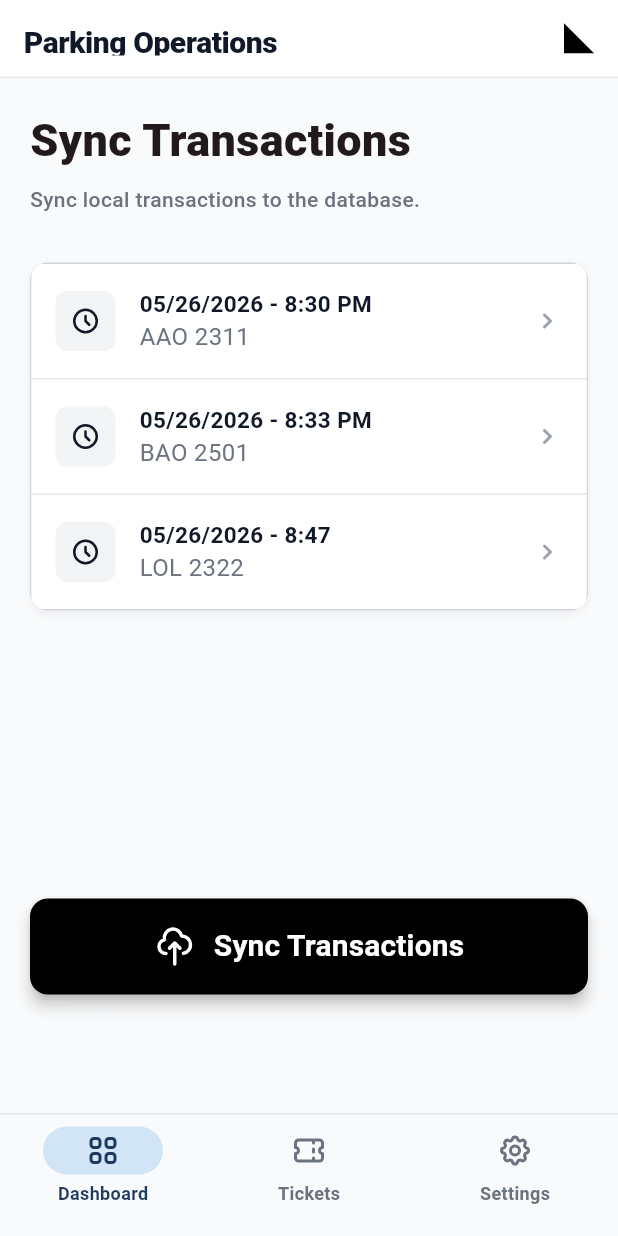
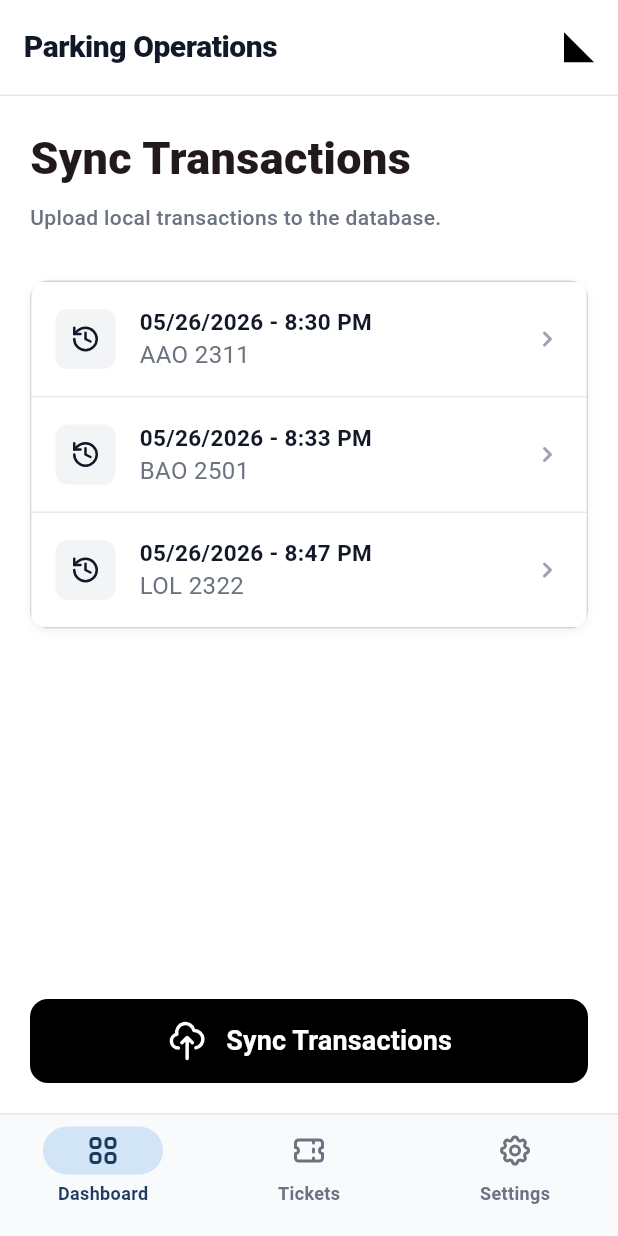
Before and after one commit to ralph-galang/CSSWENG-ExitPass-APS, a Flutter app: the SyncTransactionsScreen screen opened by its route, on a phone screen of 412 x 824 dp. Run offline on Flutter 3.47's test engine with Material 3 defaults, Android fonts, the phone set to English and light mode, and no system bars; our stand-ins replace flutter_svg.

Commit message:
Syncing transaction

```diff
--- a/Front-end/lib/screens/sync_transactions_screen.dart
+++ b/Front-end/lib/screens/sync_transactions_screen.dart
@@ -4,15 +4,18 @@ import '../widgets/app_header.dart';
 import '../widgets/app_icons.dart';
 import '../widgets/bottom_nav_bar.dart';
 import '../widgets/transaction_list_item.dart';
+import '../services/mock_api_service.dart';
 
-class SyncTransactionsScreen extends StatelessWidget {
+class SyncTransactionsScreen extends StatefulWidget {
   const SyncTransactionsScreen({super.key});
 
-  static const _transactions = [
-    {'dateTime': '05/26/2026 - 8:30 PM', 'plate': 'AAO 2311'},
-    {'dateTime': '05/26/2026 - 8:33 PM', 'plate': 'BAO 2501'},
-    {'dateTime': '05/26/2026 - 8:47', 'plate': 'LOL 2322'},
-  ];
+  @override
+  State<SyncTransactionsScreen> createState() => _SyncTransactionsScreenState();
+}
+
+class _SyncTransactionsScreenState extends State<SyncTransactionsScreen> {
+  final _apiService = MockApiService();
+  bool _isSyncing = false;
 
   void _onNavTap(BuildContext context, int index) {
     switch (index) {
@@ -28,10 +31,29 @@ class SyncTransactionsScreen extends StatelessWidget {
     }
   }
 
+  void _handleSync() async {
+    if (_apiService.syncQueue.isEmpty) return;
+
+    setState(() {
+      _isSyncing = true;
+    });
+
+    await _apiService.syncAll();
+
+    if (mounted) {
+      setState(() {
+        _isSyncing = false;
+      });
+    }
+  }
+
   @override
   Widget build(BuildContext context) {
+    final transactions = _apiService.syncQueue;
+    final isEmpty = transactions.isEmpty;
+
     return Scaffold(
-      backgroundColor: AppColors.gray50,
+      backgroundColor: AppColors.white,
       appBar: const AppHeader(triangleSize: 20),
       bottomNavigationBar: AppBottomNavBar(
         currentIndex: 0,
@@ -39,8 +61,14 @@ class SyncTransactionsScreen extends StatelessWidget {
       ),
       body: SafeArea(
         top: false,
+        child: Padding(
+          padding: const EdgeInsets.all(20),
+          child: Column(
+            crossAxisAlignment: CrossAxisAlignment.stretch,
+            children: [
+              // Scrollable Top Content
+              Expanded(
                 child: SingleChildScrollView(
-          padding: const EdgeInsets.all(20),
                   child: Column(
                     crossAxisAlignment: CrossAxisAlignment.stretch,
                     children: [
@@ -50,11 +78,35 @@ class SyncTransactionsScreen extends StatelessWidget {
                       ),
                       const SizedBox(height: 8),
                       const Text(
-                'Sync local transactions to the database.',
+                        'Upload local transactions to the database.',
                         style: TextStyle(color: AppColors.gray500, fontWeight: FontWeight.w500),
                       ),
                       const SizedBox(height: 32),
 
+                      if (isEmpty)
+                        SizedBox(
+                          height: MediaQuery.of(context).size.height * 0.4,
+                          child: Column(
+                            mainAxisAlignment: MainAxisAlignment.center,
+                            children: [
+                              const Icon(
+                                Icons.check,
+                                size: 100,
+                                color: AppColors.black,
+                              ),
+                              const SizedBox(height: 24),
+                              const Text(
+                                'All transactions are in sync.',
+                                textAlign: TextAlign.center,
+                                style: TextStyle(
+                                  fontSize: 22,
+                                  color: AppColors.gray900,
+                                ),
+                              ),
+                            ],
+                          ),
+                        )
+                      else
                         Container(
                           decoration: BoxDecoration(
                             color: AppColors.white,
@@ -71,37 +123,51 @@ class SyncTransactionsScreen extends StatelessWidget {
                           clipBehavior: Clip.antiAlias,
                           child: Column(
                             children: [
-                    for (int i = 0; i < _transactions.length; i++)
+                              for (int i = 0; i < transactions.length; i++)
                                 TransactionListItem(
-                        dateTime: _transactions[i]['dateTime']!,
-                        plate: _transactions[i]['plate']!,
-                        showBottomBorder: i != _transactions.length - 1,
+                                  dateTime: transactions[i]['dateTime']!,
+                                  plate: transactions[i]['plate']!,
+                                  showBottomBorder: i != transactions.length - 1,
                                 ),
                             ],
                           ),
                         ),
-              const SizedBox(height: 192), // mt-48
+                    ],
+                  ),
+                ),
+              ),
 
+              const SizedBox(height: 16),
+
+              // Fixed Bottom Button
               SizedBox(
-                height: 64,
+                height: 56, // Adjusted to match design
                 child: ElevatedButton(
-                  onPressed: () {},
+                  onPressed: (_isSyncing || isEmpty) ? null : _handleSync,
                   style: ElevatedButton.styleFrom(
                     backgroundColor: AppColors.black,
                     foregroundColor: AppColors.white,
-                    elevation: 4,
+                    disabledBackgroundColor: AppColors.black,
+                    disabledForegroundColor: AppColors.white,
+                    elevation: 0,
                     shape: RoundedRectangleBorder(
                       borderRadius: BorderRadius.circular(12),
                     ),
                   ),
-                  child: Row(
+                  child: _isSyncing
+                      ? const SizedBox(
+                          height: 24,
+                          width: 24,
+                          child: CircularProgressIndicator(color: AppColors.white, strokeWidth: 2),
+                        )
+                      : Row(
                           mainAxisAlignment: MainAxisAlignment.center,
                           children: [
                             const AppIcon(svg: AppIcons.cloudUpload, size: 28, color: AppColors.white),
                             const SizedBox(width: 12),
                             const Text(
                               'Sync Transactions',
-                        style: TextStyle(fontSize: 20, fontWeight: FontWeight.bold),
+                              style: TextStyle(fontSize: 18, fontWeight: FontWeight.bold),
                             ),
                           ],
                         ),
--- a/Front-end/lib/screens/ticket_detail_screen.dart
+++ b/Front-end/lib/screens/ticket_detail_screen.dart
@@ -98,7 +98,9 @@ class TicketDetailScreen extends StatelessWidget {
               SizedBox(
                 height: 56,
                 child: ElevatedButton(
-                  onPressed: () {},
+                  onPressed: () {
+                    Navigator.pushReplacementNamed(context, '/tickets');
+                  },
                   style: ElevatedButton.styleFrom(
                     backgroundColor: AppColors.black,
                     foregroundColor: AppColors.white,
--- a/Front-end/lib/services/mock_api_service.dart
+++ b/Front-end/lib/services/mock_api_service.dart
@@ -12,7 +12,24 @@ class MockApiService {
 
   // Mock Offline/Online State
   bool isOnline = false;
-  int unsyncedRecords = 3;
+
+  // Recent Transactions History (Dashboard) - persists throughout the session
+  final List<Map<String, String>> _history = [
+    {'dateTime': '05/26/2026 - 8:30 PM', 'plate': 'AAO 2311'},
+    {'dateTime': '05/26/2026 - 8:33 PM', 'plate': 'BAO 2501'},
+    {'dateTime': '05/26/2026 - 8:47 PM', 'plate': 'LOL 2322'},
+  ];
+
+  // Sync Queue (Sync Screen) - cleared after syncing
+  final List<Map<String, String>> _syncQueue = [
+    {'dateTime': '05/26/2026 - 8:30 PM', 'plate': 'AAO 2311'},
+    {'dateTime': '05/26/2026 - 8:33 PM', 'plate': 'BAO 2501'},
+    {'dateTime': '05/26/2026 - 8:47 PM', 'plate': 'LOL 2322'},
+  ];
+
+  List<Map<String, String>> get history => List.unmodifiable(_history);
+  List<Map<String, String>> get syncQueue => List.unmodifiable(_syncQueue);
+  int get unsyncedRecords => _syncQueue.length;
 
   // Mock User Session
   String? currentUserRole;
@@ -45,10 +62,21 @@ class MockApiService {
     sessionToken = null;
   }
 
+  // Adds a new transaction to both history and sync queue
+  void addTransaction(Map<String, String> transaction) {
+    _history.insert(0, transaction);
+    _syncQueue.insert(0, transaction);
+  }
+
+  // Clears only the sync queue
+  Future<void> syncAll() async {
+    await Future.delayed(const Duration(seconds: 2));
+    _syncQueue.clear();
+  }
+
   // Simulates saving a transaction locally when offline
   Future<bool> submitMockTransaction() async {
     if (!isOnline) {
-      unsyncedRecords++;
       return true;
     }
     await Future.delayed(const Duration(seconds: 1));
--- a/Front-end/lib/widgets/app_header.dart
+++ b/Front-end/lib/widgets/app_header.dart
@@ -19,13 +19,16 @@ class AppHeader extends StatelessWidget implements PreferredSizeWidget {
   @override
   Widget build(BuildContext context) {
     return Container(
-      padding: const EdgeInsets.symmetric(horizontal: 16, vertical: 14),
+      height: preferredSize.height,
+      padding: const EdgeInsets.symmetric(horizontal: 16),
       decoration: const BoxDecoration(
         color: AppColors.white,
         border: Border(bottom: BorderSide(color: AppColors.gray200, width: 1)),
       ),
+      child: SafeArea(
         child: Row(
           mainAxisAlignment: MainAxisAlignment.spaceBetween,
+          crossAxisAlignment: CrossAxisAlignment.center,
           children: [
             Text(
               title,
@@ -39,9 +42,10 @@ class AppHeader extends StatelessWidget implements PreferredSizeWidget {
             HeaderTriangle(size: triangleSize),
           ],
         ),
+      ),
     );
   }
 
   @override
-  Size get preferredSize => const Size.fromHeight(52);
+  Size get preferredSize => const Size.fromHeight(64);
 }
--- a/Front-end/lib/widgets/app_icons.dart
+++ b/Front-end/lib/widgets/app_icons.dart
@@ -47,6 +47,13 @@ class AppIcons {
   static const clock = '''
 <svg viewBox="0 0 24 24" xmlns="http://www.w3.org/2000/svg" fill="none" stroke="black" stroke-width="2">
   <path d="M12 8v4l3 3m6-3a9 9 0 11-18 0 9 9 0 0118 0z" stroke-linecap="round" stroke-linejoin="round"/>
+</svg>''';
+
+  // History icon (clock with arrow)
+  static const history = '''
+<svg viewBox="0 0 24 24" xmlns="http://www.w3.org/2000/svg" fill="none" stroke="black" stroke-width="2">
+  <path d="M3 12a9 9 0 109-9 9.75 9.75 0 00-6.74 2.74L3 8" stroke-linecap="round" stroke-linejoin="round"/>
+  <path d="M3 3v5h5M12 7v5l4 2" stroke-linecap="round" stroke-linejoin="round"/>
 </svg>''';
 
   // Chevron right (fill based)
--- a/Front-end/lib/widgets/transaction_list_item.dart
+++ b/Front-end/lib/widgets/transaction_list_item.dart
@@ -42,7 +42,7 @@ class TransactionListItem extends StatelessWidget {
                 borderRadius: BorderRadius.circular(8),
               ),
               child: Center(
-                child: AppIcon(svg: AppIcons.clock, size: 20, color: AppColors.gray900),
+                child: AppIcon(svg: AppIcons.history, size: 20, color: AppColors.gray900),
               ),
             ),
             Expanded(
--- a/Front-end/pubspec.yaml
+++ b/Front-end/pubspec.yaml
@@ -24,3 +24,6 @@ dev_dependencies:
 
 flutter:
   uses-material-design: true
+
+  assets:
+    - lib/images/Professional Parking group Logo.jpg
```
Also changed, not shown: Front-end/lib/screens/dashboard_screen.dart (+18 -45 lines), Front-end/lib/screens/login_screen.dart (+22 -13 lines), Front-end/lib/screens/manual_transaction_screen.dart (+17 -1 lines). Lines whose indentation alone changed are shown as unchanged.
